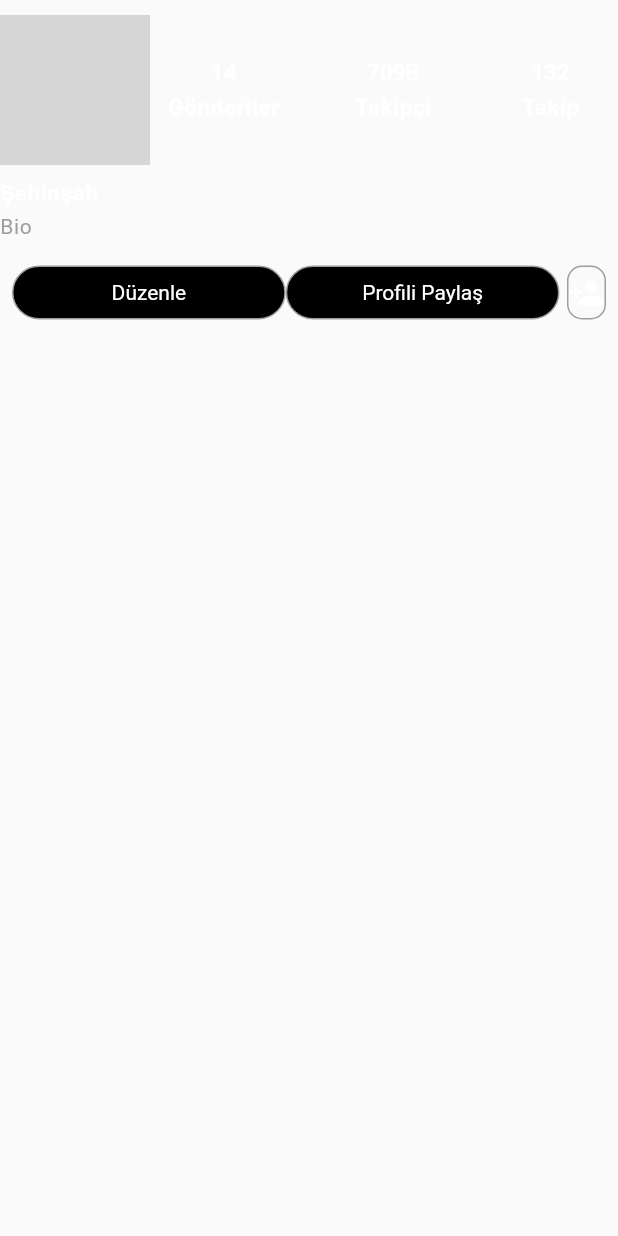
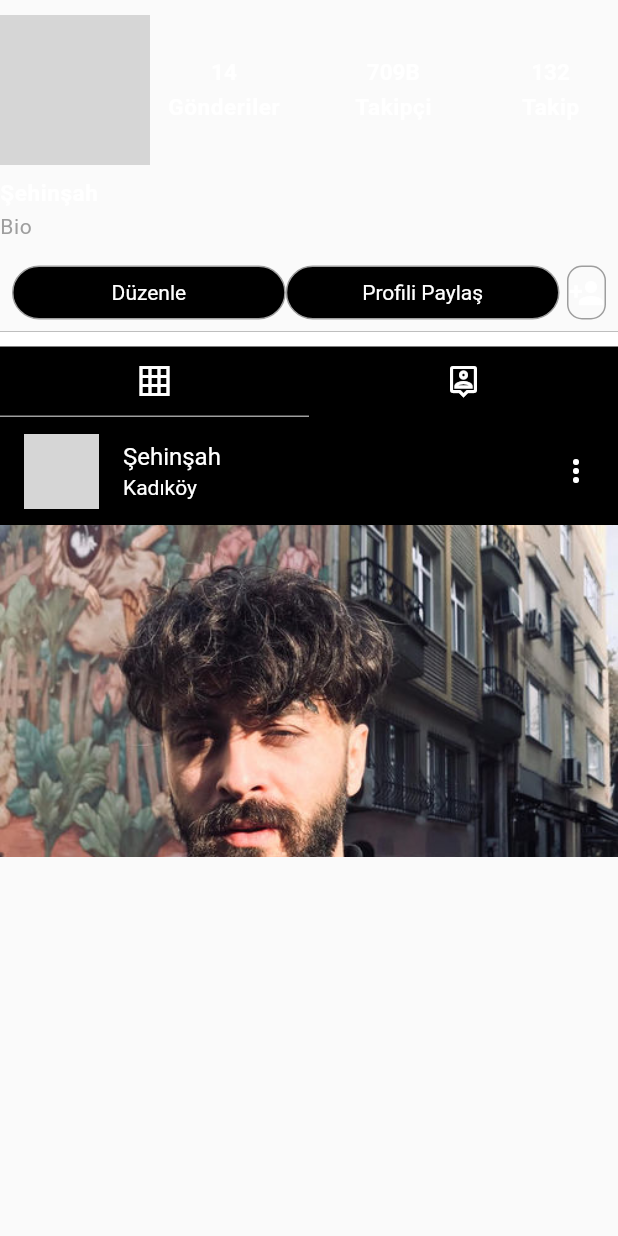
Before and after one commit to erenincesu10/SoftITO-01-06-instagram-clone, a Flutter app: the ProfilUserWidget widget shown alone on an empty page, opened directly, on a phone screen of 412 x 824 dp. Run offline on Flutter 3.47's test engine with Material 2 defaults, Android fonts, the phone set to English and light mode, and no system bars; our stand-ins replace animated_splash_screen, faker, go_router, image_picker, page_transition; network calls fail; grey boxes are pictures that could not be loaded.

Commit message:
profilepage güncellendi v1

```diff
--- a/lib/components/profile_page/profilpage_tab.dart
+++ b/lib/components/profile_page/profilpage_tab.dart
@@ -13,7 +13,11 @@ class ProfilPageTab extends StatefulWidget {
 class _ProfilPageTabState extends State<ProfilPageTab> {
   @override
   Widget build(BuildContext context) {
-    return DefaultTabController(
+    return Container(
+      color: Colors.black,
+      width: MediaQuery.of(context).size.width,
+      height: 350,
+      child: DefaultTabController(
         length: 2,
         child: NestedScrollView(
           headerSliverBuilder: (context, _) {
@@ -56,6 +60,7 @@ class _ProfilPageTabState extends State<ProfilPageTab> {
             ],
           ),
         ),
+      ),
     );
   }
 }
--- a/lib/components/profiluser_widgets.dart
+++ b/lib/components/profiluser_widgets.dart
@@ -1,6 +1,7 @@
 import 'package:flutter/material.dart';
 import 'package:flutter/src/widgets/framework.dart';
 import 'package:flutter/src/widgets/placeholder.dart';
+import 'package:instagram_clone/components/profile_page/profilpage_tab.dart';
 
 class ProfilUserWidget extends StatefulWidget {
   const ProfilUserWidget({super.key});
@@ -183,7 +184,8 @@ class _ProfilUserWidgetState extends State<ProfilUserWidget> {
                 )
               ],
             ),
-          )
+          ),
+          ProfilPageTab()
         ],
       ),
     );
```
Also changed, not shown: lib/components/profile_page/profile_appbar.dart (+2 -11 lines), lib/view/profile_page/profile_page.dart (+6 -1 lines), 3 other files. Lines whose indentation alone changed are shown as unchanged.
